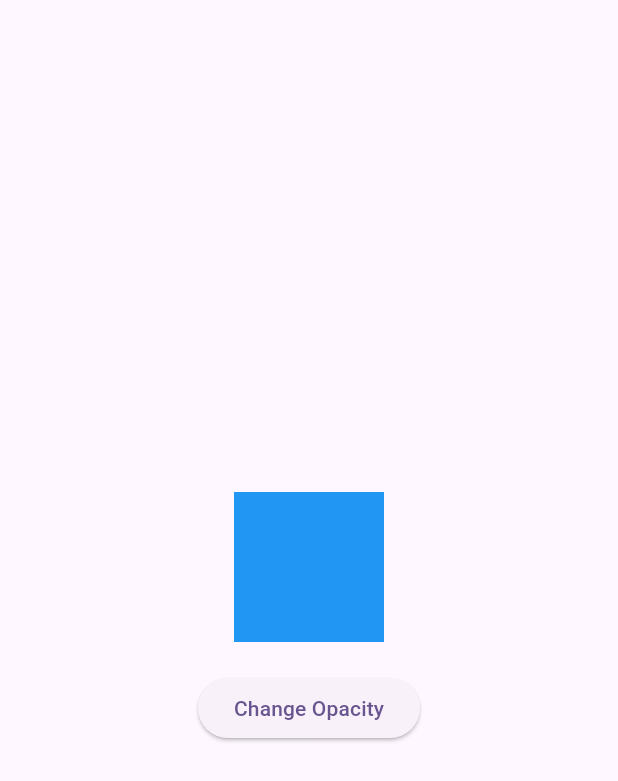
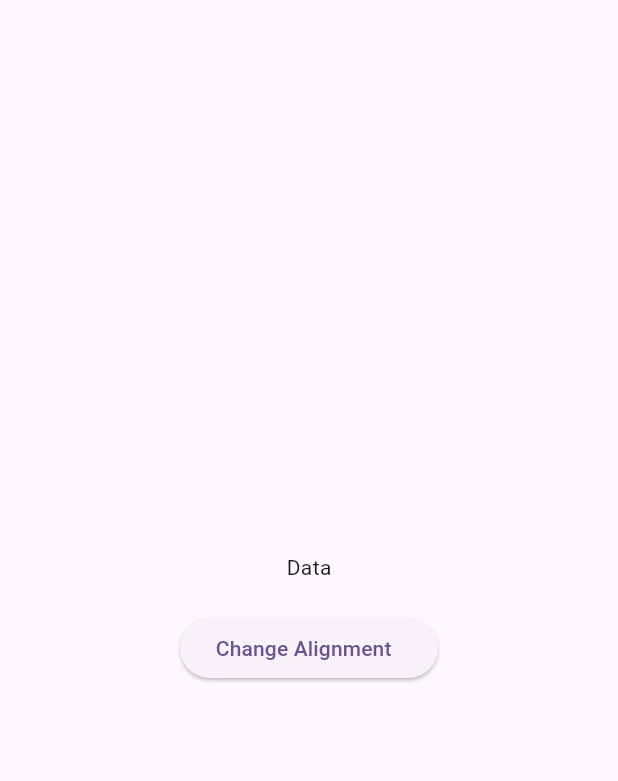
Before and after one commit to AbdelkaderBarhoumi21/Flutter-Animation-Mastering, a Flutter app: the screen it shows after launch, on a phone screen of 412 x 824 dp. Shown: the top 781 px of the screen. Run offline on Flutter 3.47's test engine with Material 3 defaults, Android fonts, the phone set to English and light mode, and no system bars.

Commit message:
Feat: Add Animated align

```diff
--- /dev/null
+++ b/lib/animated_container/animated_align.dart
@@ -0,0 +1,43 @@
+import 'package:flutter/material.dart';
+
+class AnimatedAlignScreen extends StatefulWidget {
+  const AnimatedAlignScreen({super.key});
+
+  @override
+  State<AnimatedAlignScreen> createState() => _AnimatedAlignScreenState();
+}
+
+class _AnimatedAlignScreenState extends State<AnimatedAlignScreen> {
+  AlignmentGeometry _alignmentGeometry = Alignment.center;
+  @override
+  Widget build(BuildContext context) {
+    return Scaffold(
+      body: SafeArea(
+        child: Column(
+          mainAxisAlignment: MainAxisAlignment.center,
+          children: [
+            AnimatedAlign(
+              curve: Curves.easeInOut,
+              duration: Duration(milliseconds: 500),
+              alignment: _alignmentGeometry,
+              child: Text('Data'),
+            ),
+            SizedBox(height: 20),
+            ElevatedButton(
+              onPressed: () {
+                setState(() {
+                  if (_alignmentGeometry == Alignment.center) {
+                    _alignmentGeometry = Alignment.topLeft;
+                  } else {
+                    _alignmentGeometry = Alignment.center;
+                  }
+                });
+              },
+              child: Text('Change Alignment  '),
+            ),
+          ],
+        ),
+      ),
+    );
+  }
+}
--- a/lib/main.dart
+++ b/lib/main.dart
@@ -1,4 +1,5 @@
 import 'package:flutter/material.dart';
+import 'package:flutter_animation_mastering/animated_container/animated_align.dart';
 import 'package:flutter_animation_mastering/animated_container/animated_container.dart';
 import 'package:flutter_animation_mastering/animated_container/animated_opacity.dart';
 
@@ -17,7 +18,7 @@ class MyApp extends StatelessWidget {
       theme: ThemeData(
         colorScheme: ColorScheme.fromSeed(seedColor: Colors.deepPurple),
       ),
-      home: AnAnimatedOpacityScreen(),
+      home: AnimatedAlignScreen(),
     );
   }
 }
```
